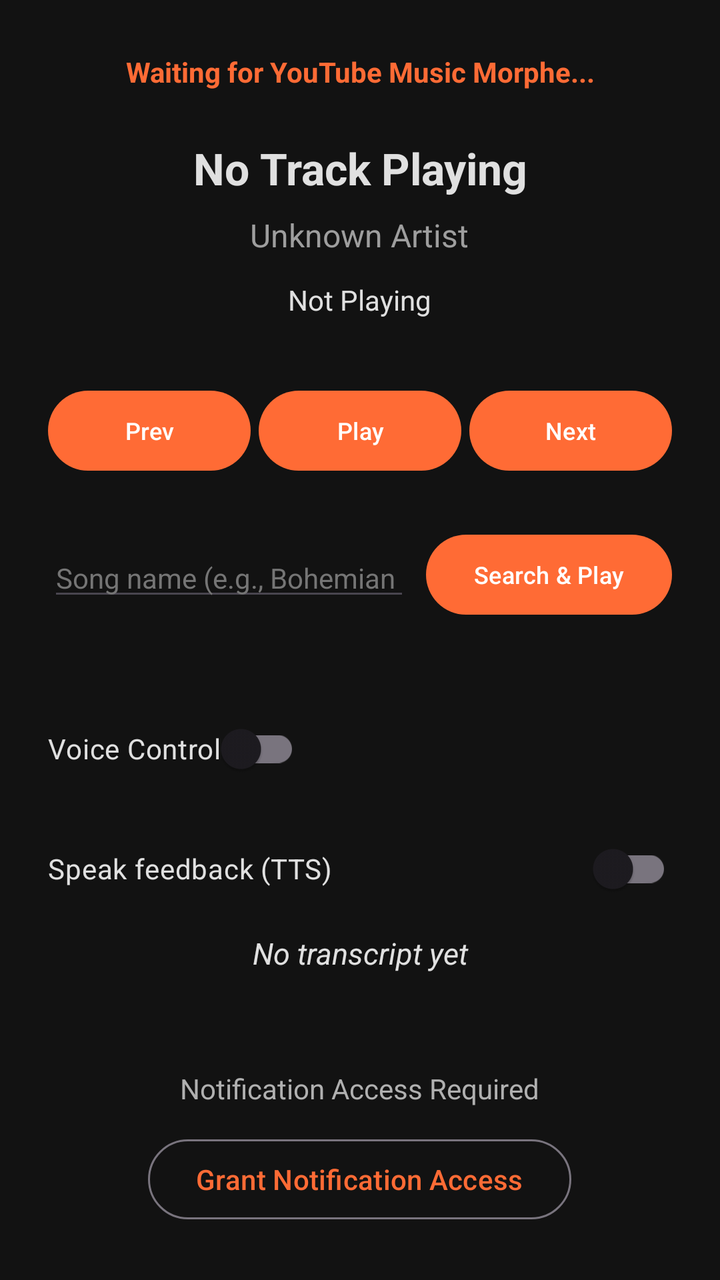
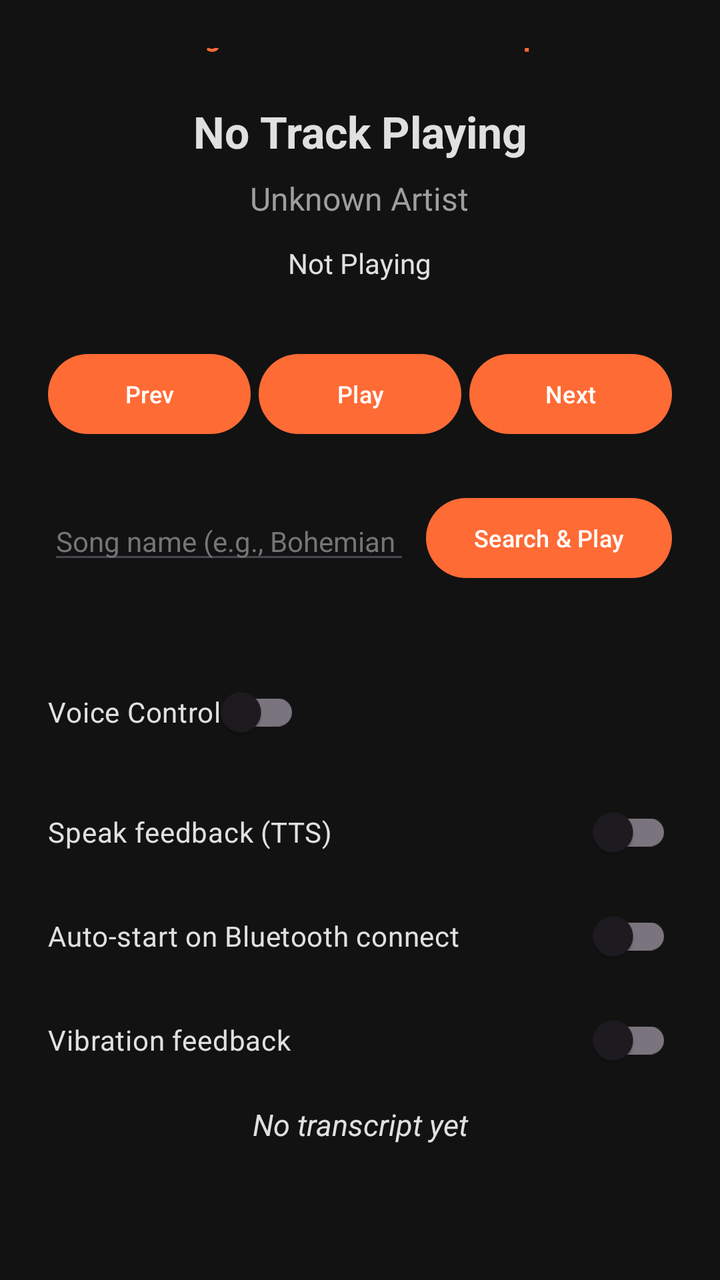

Screens rendered from an Android XML layout before and after an edit, with the pre-edit source and the edit as a unified diff.
<!-- AndroidManifest.xml: application theme Theme.Cadence -->
<!-- res/layout/activity_main.xml -->
<?xml version="1.0" encoding="utf-8"?>
<LinearLayout xmlns:android="http://schemas.android.com/apk/res/android"
    android:layout_width="match_parent"
    android:layout_height="match_parent"
    android:gravity="center"
    android:orientation="vertical"
    android:padding="24dp">

    
    <TextView
        android:id="@+id/tv_target_status"
        android:layout_width="wrap_content"
        android:layout_height="wrap_content"
        android:gravity="center"
        android:text="@string/target_disconnected"
        android:textColor="@color/primary"
        android:textSize="14sp"
        android:textStyle="bold" />

    
    <TextView
        android:id="@+id/tv_current_track"
        android:layout_width="wrap_content"
        android:layout_height="wrap_content"
        android:layout_marginTop="24dp"
        android:gravity="center"
        android:text="@string/no_track_playing"
        android:textColor="@color/onBackground"
        android:textSize="22sp"
        android:textStyle="bold" />

    
    <TextView
        android:id="@+id/tv_current_artist"
        android:layout_width="wrap_content"
        android:layout_height="wrap_content"
        android:layout_marginTop="8dp"
        android:gravity="center"
        android:text="@string/unknown_artist"
        android:textColor="#9E9E9E"
        android:textSize="16sp" />

    
    <TextView
        android:id="@+id/tv_playback_status"
        android:layout_width="wrap_content"
        android:layout_height="wrap_content"
        android:layout_marginTop="12dp"
        android:gravity="center"
        android:text="@string/status_unknown"
        android:textColor="@color/onBackground"
        android:textSize="14sp" />

    
    <LinearLayout
        android:layout_width="match_parent"
        android:layout_height="wrap_content"
        android:layout_marginTop="32dp"
        android:gravity="center"
        android:orientation="horizontal">

        <Button
            android:id="@+id/btn_previous"
            android:layout_width="0dp"
            android:layout_height="wrap_content"
            android:layout_weight="1"
            android:layout_marginEnd="4dp"
            android:paddingStart="4dp"
            android:paddingEnd="4dp"
            android:textSize="12sp"
            android:maxLines="1"
            android:text="@string/btn_previous" />

        <Button
            android:id="@+id/btn_play_pause"
            android:layout_width="0dp"
            android:layout_height="wrap_content"
            android:layout_weight="1"
            android:paddingStart="4dp"
            android:paddingEnd="4dp"
            android:textSize="12sp"
            android:maxLines="1"
            android:text="@string/btn_play" />

        <Button
            android:id="@+id/btn_next"
            android:layout_width="0dp"
            android:layout_height="wrap_content"
            android:layout_weight="1"
            android:layout_marginStart="4dp"
            android:paddingStart="4dp"
            android:paddingEnd="4dp"
            android:textSize="12sp"
            android:maxLines="1"
            android:text="@string/btn_next" />

    </LinearLayout>

    
    <LinearLayout
        android:layout_width="match_parent"
        android:layout_height="wrap_content"
        android:layout_marginTop="24dp"
        android:gravity="center_vertical"
        android:orientation="horizontal">

        <EditText
            android:id="@+id/et_search_query"
            android:layout_width="0dp"
            android:layout_height="wrap_content"
            android:layout_weight="1"
            android:hint="@string/search_hint"
            android:textColor="@color/onBackground"
            android:textColorHint="#757575"
            android:textSize="14sp"
            android:maxLines="1"
            android:inputType="text" />

        <Button
            android:id="@+id/btn_search_play"
            android:layout_width="wrap_content"
            android:layout_height="wrap_content"
            android:layout_marginStart="8dp"
            android:text="@string/search_button"
            android:textSize="12sp" />

    </LinearLayout>

    <TextView
        android:id="@+id/tv_search_state"
        android:layout_width="wrap_content"
        android:layout_height="wrap_content"
        android:layout_marginTop="8dp"
        android:gravity="center"
        android:textColor="@color/primary"
        android:textSize="14sp" />

    
    <LinearLayout
        android:orientation="horizontal"
        android:layout_width="match_parent"
        android:layout_height="wrap_content"
        android:gravity="center_vertical"
        android:paddingVertical="12dp">

        <androidx.appcompat.widget.SwitchCompat
            android:id="@+id/swVoiceControl"
            android:layout_width="wrap_content"
            android:layout_height="wrap_content"
            android:text="@string/voice_toggle_label"
            android:textColor="@color/onBackground" />

        <TextView
            android:id="@+id/tvVoiceState"
            android:layout_width="0dp"
            android:layout_height="wrap_content"
            android:layout_weight="1"
            android:gravity="end|center_vertical"
            android:textColor="@color/primary"
            android:textSize="14sp" />
    </LinearLayout>

    <androidx.appcompat.widget.SwitchCompat
        android:id="@+id/swTtsFeedback"
        android:layout_width="match_parent"
        android:layout_height="wrap_content"
        android:layout_marginBottom="8dp"
        android:text="@string/tts_toggle_label"
        android:textColor="@color/onBackground" />

    <TextView
        android:id="@+id/tvLastTranscript"
        android:layout_width="match_parent"
        android:layout_height="wrap_content"
        android:gravity="center"
        android:textColor="@color/onBackground"
        android:textSize="15sp"
        android:textStyle="italic"
        android:text="@string/transcript_placeholder" />

    
    <TextView
        android:id="@+id/tv_permission_status"
        android:layout_width="wrap_content"
        android:layout_height="wrap_content"
        android:layout_marginTop="48dp"
        android:gravity="center"
        android:text="@string/permission_notification_missing"
        android:textColor="#B0B0B0"
        android:textSize="14sp" />

    <Button
        android:id="@+id/btn_permission_notification"
        style="@style/Widget.Material3.Button.OutlinedButton"
        android:layout_width="wrap_content"
        android:layout_height="wrap_content"
        android:layout_marginTop="12dp"
        android:text="@string/btn_permission_notification" />

</LinearLayout>
<!-- resources referenced by this layout -->
<resources>
  <color name="onBackground">#E0E0E0</color>
  <color name="primary">#FF6B35</color>
  <string name="btn_next">Next</string>
  <string name="btn_permission_notification">Grant Notification Access</string>
  <string name="btn_play">Play</string>
  <string name="btn_previous">Prev</string>
  <string name="no_track_playing">No Track Playing</string>
  <string name="permission_notification_missing">Notification Access Required</string>
  <string name="search_button">Search &amp; Play</string>
  <string name="search_hint">Song name (e.g., Bohemian Rhapsody)</string>
  <string name="status_unknown">Not Playing</string>
  <string name="target_disconnected">Waiting for YouTube Music Morphe...</string>
  <string name="transcript_placeholder">No transcript yet</string>
  <string name="tts_toggle_label">Speak feedback (TTS)</string>
  <string name="unknown_artist">Unknown Artist</string>
  <string name="voice_toggle_label">Voice Control</string>
  <style name="Theme.Cadence" parent="Theme.Material3.DayNight.NoActionBar">
          <item name="colorPrimary">@color/primary</item>
          <item name="colorOnPrimary">@color/onPrimary</item>
          <item name="android:windowBackground">@color/background</item>
      </style>
  <color name="onPrimary">#FFFFFF</color>
  <color name="background">#121212</color>
</resources>

<!-- the commit's change to res/layout/activity_main.xml (unified diff, before → after) -->
@@ -164,8 +164,24 @@
         android:id="@+id/swTtsFeedback"
         android:layout_width="match_parent"
         android:layout_height="wrap_content"
+        android:layout_marginBottom="4dp"
+        android:text="@string/tts_toggle_label"
+        android:textColor="@color/onBackground" />
+
+    <androidx.appcompat.widget.SwitchCompat
+        android:id="@+id/swAutoStartBluetooth"
+        android:layout_width="match_parent"
+        android:layout_height="wrap_content"
+        android:layout_marginBottom="4dp"
+        android:text="@string/settings_auto_start_bluetooth"
+        android:textColor="@color/onBackground" />
+
+    <androidx.appcompat.widget.SwitchCompat
+        android:id="@+id/swVibrationFeedback"
+        android:layout_width="match_parent"
+        android:layout_height="wrap_content"
         android:layout_marginBottom="8dp"
-        android:text="@string/tts_toggle_label"
+        android:text="@string/settings_vibration"
         android:textColor="@color/onBackground" />
 
     <TextView
<!-- resource entries referenced after the edit -->
@@ -10,6 +10,8 @@
   <string name="permission_notification_missing">Notification Access Required</string>
   <string name="search_button">Search &amp; Play</string>
   <string name="search_hint">Song name (e.g., Bohemian Rhapsody)</string>
+  <string name="settings_auto_start_bluetooth">Auto-start on Bluetooth connect</string>
+  <string name="settings_vibration">Vibration feedback</string>
   <string name="status_unknown">Not Playing</string>
   <string name="target_disconnected">Waiting for YouTube Music Morphe...</string>
   <string name="transcript_placeholder">No transcript yet</string>
